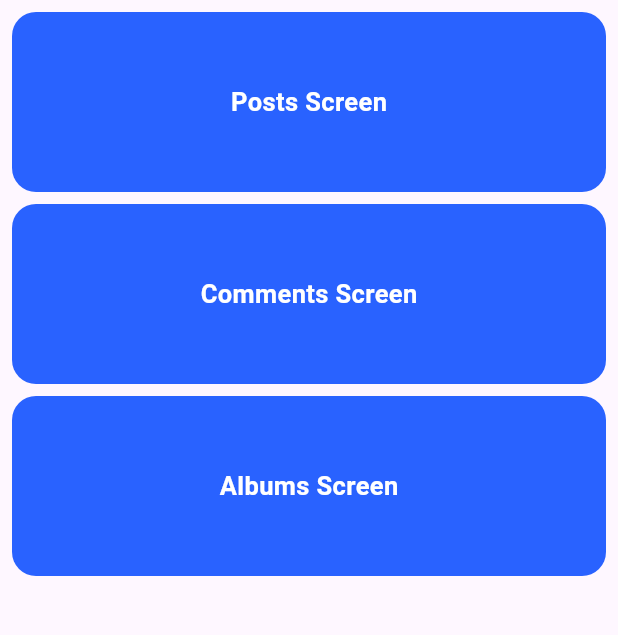
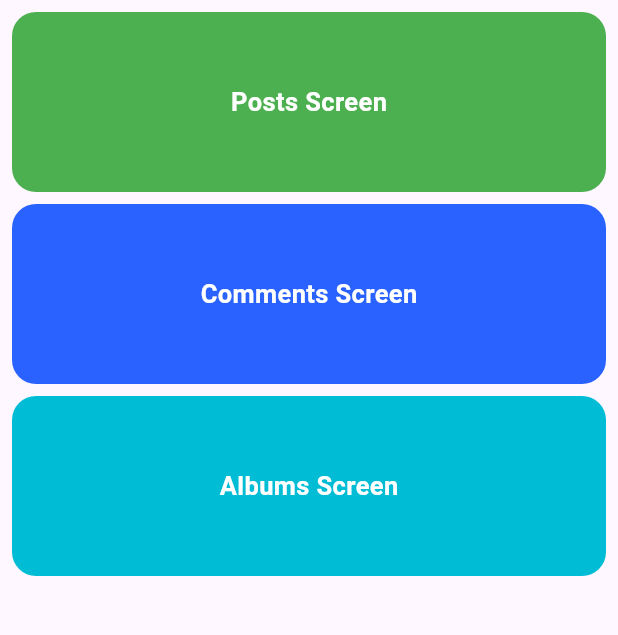
Before and after one commit to muzzammil763/json_with_ui, a Flutter app: the screen it shows after launch, on a phone screen of 412 x 824 dp, the part 84-719 px from its top. Run offline on Flutter 3.47's test engine with Material 3 defaults, Android fonts, the phone set to English and light mode, and no system bars.

Commit message:
some changes in screen_selecter.dart screen

```diff
--- a/lib/Screens/screen_selecter.dart
+++ b/lib/Screens/screen_selecter.dart
@@ -22,6 +22,7 @@ class ScreenSelecter extends StatelessWidget {
         child: Column(
           children: [
             Box(
+              boxclr: Colors.green,
               title: 'Posts Screen',
               onTap: () {
                 Navigator.push(
@@ -50,6 +51,7 @@ class ScreenSelecter extends StatelessWidget {
               height: 8,
             ),
             Box(
+              boxclr: Colors.cyan,
               title: 'Albums Screen',
               onTap: () {
                 Navigator.push(
```
